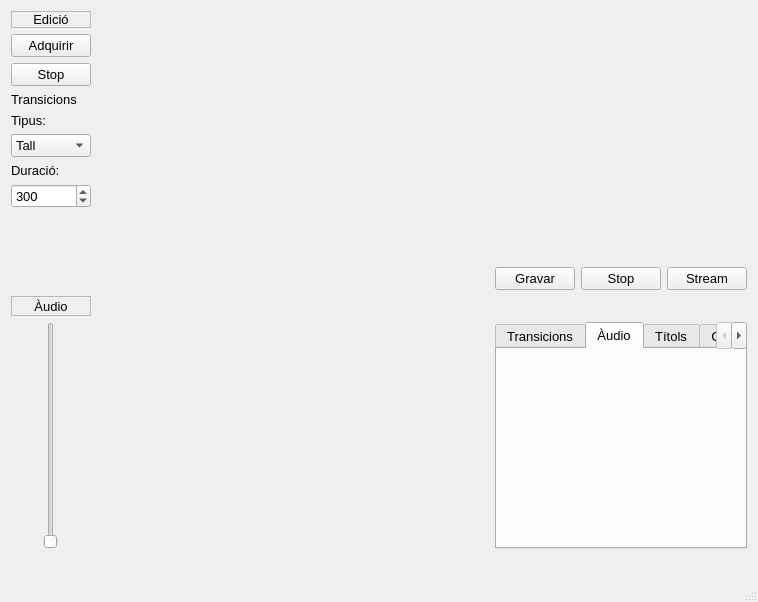
Qt form mainwindow.ui (acamara/videoview) before a commit.
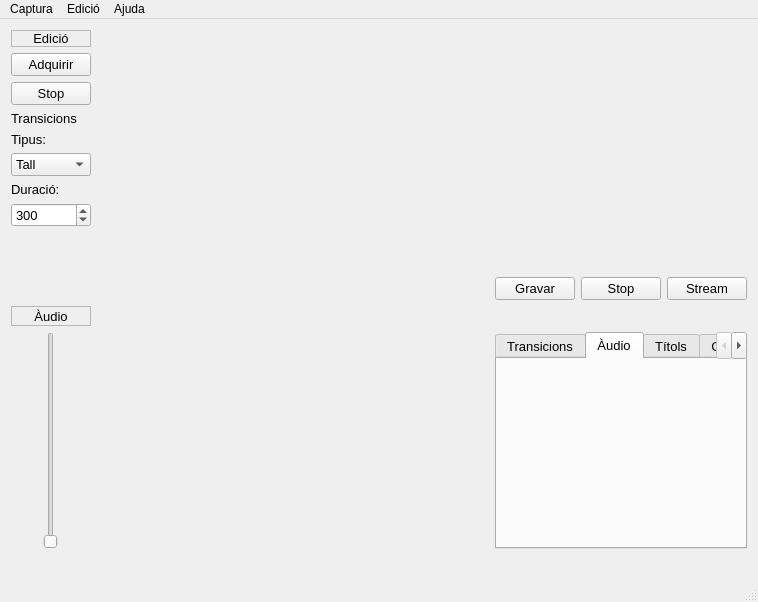
The same form after that commit.

Commit message: Més re-estructuració, trec alguns mètodes que no es feien servir.

What changed in the file:
```diff
--- a/mainwindow.ui
+++ b/mainwindow.ui
@@ -737,6 +737,29 @@
      <height>25</height>
     </rect>
    </property>
+   <widget class="QMenu" name="menuCaptura">
+    <property name="title">
+     <string>Captura</string>
+    </property>
+    <addaction name="actionNova"/>
+    <addaction name="actionSortir_2"/>
+   </widget>
+   <widget class="QMenu" name="menuEdicio">
+    <property name="title">
+     <string>Edició</string>
+    </property>
+   </widget>
+   <widget class="QMenu" name="menuAjuda">
+    <property name="title">
+     <string>Ajuda</string>
+    </property>
+    <addaction name="separator"/>
+    <addaction name="actionAjuda_de_Capturadora"/>
+    <addaction name="actionSobre"/>
+   </widget>
+   <addaction name="menuCaptura"/>
+   <addaction name="menuEdicio"/>
+   <addaction name="menuAjuda"/>
   </widget>
   <widget class="QStatusBar" name="statusBar"/>
   <action name="actionNou">
```
Left out of the diff: 20 changed lines with no effect on the pictures. The commit also changes 2 other files.
